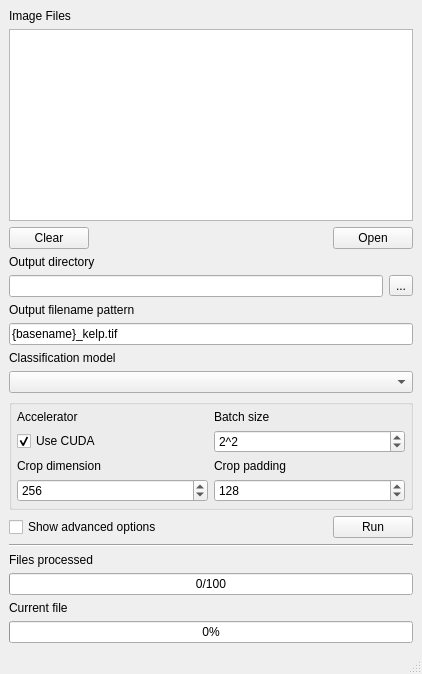
Above: gui/form.ui from HakaiInstitute/hakai-ml-train before the change. Below: the same form after it.
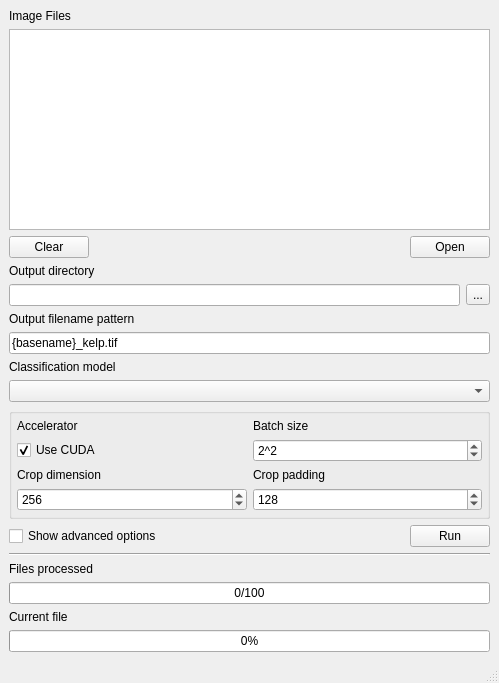
That is the form after the change.

Commit message: Move gui backend to a worker thread

```diff
--- a/gui/form.ui
+++ b/gui/form.ui
@@ -6,8 +6,8 @@
    <rect>
     <x>0</x>
     <y>0</y>
-    <width>422</width>
-    <height>674</height>
+    <width>499</width>
+    <height>683</height>
    </rect>
   </property>
   <property name="sizePolicy">
```
Left out of the diff: 2 changed lines with no effect on the pictures. The commit also changes 4 other files.
